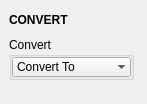
Old version of the form tentacle/ui/convert.ui in the repository m3trik/tentacle.
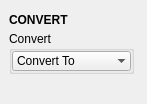
New version of the form. Custom widgets are drawn as their Qt base class.

```diff
--- a/tentacle/ui/convert.ui
+++ b/tentacle/ui/convert.ui
@@ -40,6 +40,11 @@
   <widget class="QWidget" name="central_widget">
    <layout class="QVBoxLayout" name="verticalLayout_3">
     <item>
+     <layout class="QVBoxLayout" name="verticalLayout">
+      <property name="spacing">
+       <number>0</number>
+      </property>
+      <item>
      <widget class="DraggableHeader" name="draggableHeader">
       <property name="minimumSize">
        <size>
@@ -64,11 +69,6 @@
       </property>
      </widget>
     </item>
-    <item>
-     <layout class="QVBoxLayout" name="verticalLayout">
-      <property name="spacing">
-       <number>0</number>
-      </property>
       <item>
        <widget class="QGroupBox" name="groupBox">
         <property name="minimumSize">
```
Lines whose indentation alone changed are shown as unchanged.
